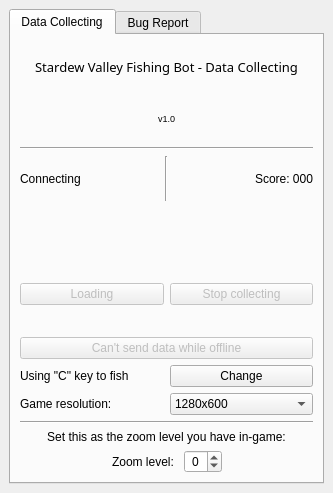
Setti7/SVFB-GUI, file designs/MainWindow.ui: the form before one commit.
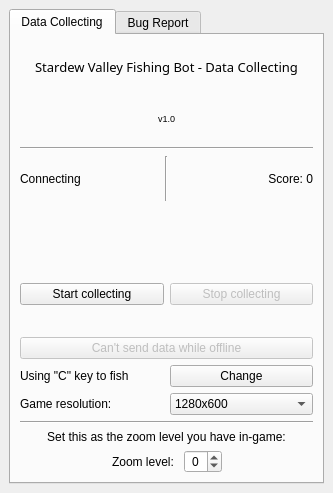
The form after the commit.

What changed in the file:
```diff
--- a/designs/MainWindow.ui
+++ b/designs/MainWindow.ui
@@ -123,7 +123,7 @@
             <item>
              <widget class="QLabel" name="score_label">
               <property name="text">
-               <string>Score: 000</string>
+               <string>Score: 0</string>
               </property>
               <property name="alignment">
                <set>Qt::AlignRight|Qt::AlignTrailing|Qt::AlignVCenter</set>
@@ -165,10 +165,10 @@
             <item>
              <widget class="QPushButton" name="data_start">
               <property name="enabled">
-               <bool>false</bool>
+               <bool>true</bool>
               </property>
               <property name="text">
-               <string>Loading</string>
+               <string>Start collecting</string>
               </property>
              </widget>
             </item>
```
Left out of the diff: 3 changed lines with no effect on the pictures.
